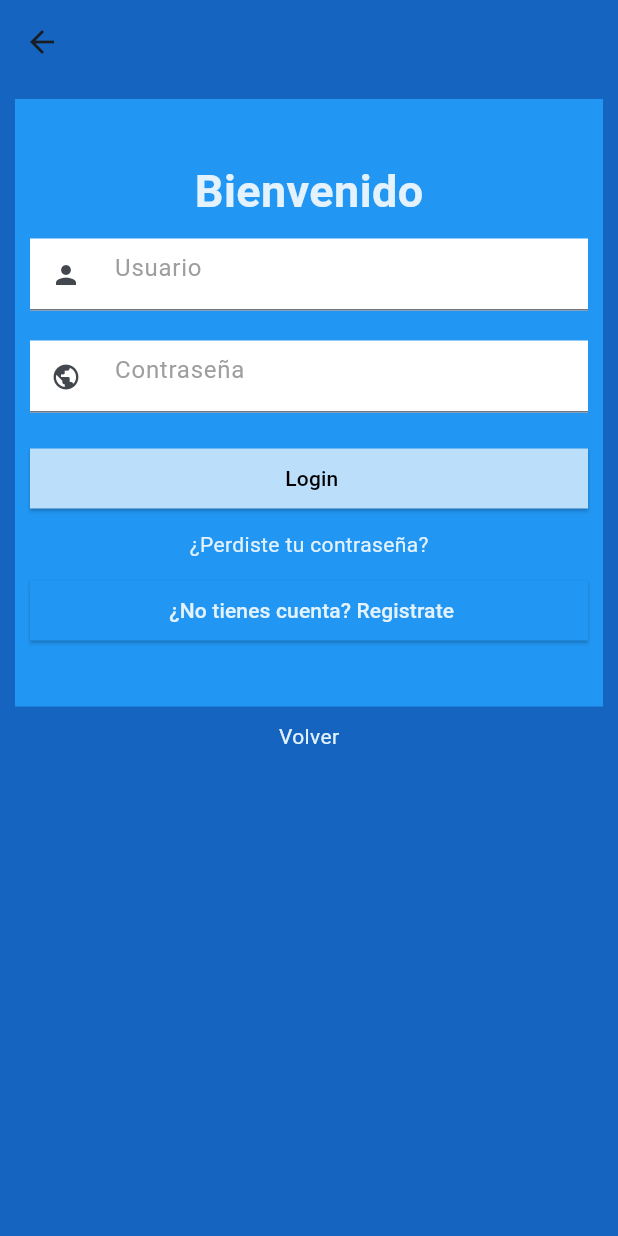
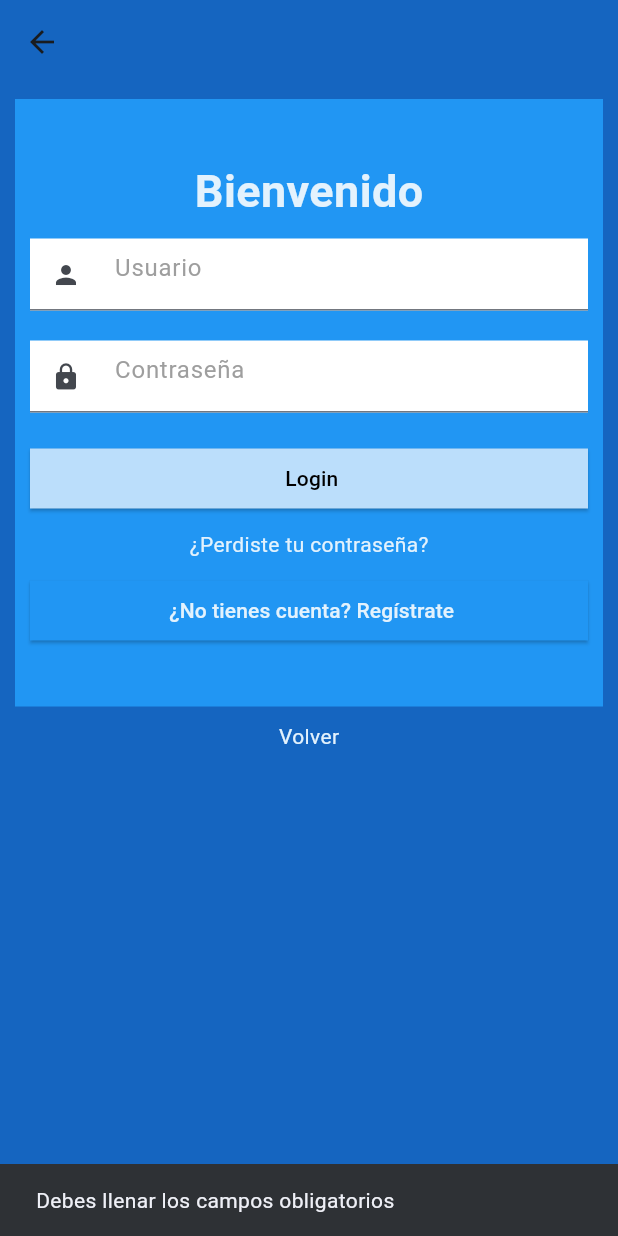
Before and after one commit to JuanPabloSaavedraRamirez/AppAulaGrama, a Flutter app: the login screen opened directly, after a tap on "Login", on a phone screen of 412 x 824 dp. Run offline on Flutter 3.47's test engine with Material 3 defaults, Android fonts, the phone set to English and light mode, and no system bars; our stand-ins replace image_cropper, image_picker, shared_preferences; accounts and stored records are empty.

Commit message:
avances en login

```diff
--- a/lib/login.dart
+++ b/lib/login.dart
@@ -18,28 +18,40 @@ class _loginState extends State<login> {
 
   String user = "";
   String pw = "";
+  String cor = "saavedra75@live.com";
+  String edad = "20";
 
-  validar(){
-    if (user == '' || pw == ''){
-      print("Debes de llenar todos los datos");
-    }
-    else if (user == 'JP' && pw == '123'){
-      guardar_prefs();
-      Navigator.of(context).pushAndRemoveUntil(new MaterialPageRoute(builder: (BuildContext context){
-        return Perfil(username: "", email: "", age: "");
-      }
-      ), (Route) => !Route.isActive);
-    }
-    else{
-      print("usuario o contraseña incorrecta");
+  validar() {
+    if (user.isEmpty || pw.isEmpty) {
+      ScaffoldMessenger.of(context).showSnackBar(
+          SnackBar(content: Text("Debes llenar todos los campos"))
+      );
+    } else if (user == 'JP' && pw == '123') {
+      guardar_prefs(); // Guardar el usuario en SharedPreferences
+      Navigator.of(context).pushAndRemoveUntil(
+        MaterialPageRoute(
+          builder: (BuildContext context) {
+            return Perfil(
+              username: user,
+              email: cor,
+              age: edad,
+            );
+          },
+        ),
+            (Route<dynamic> route) => false,
+      );
+    } else {
+      ScaffoldMessenger.of(context).showSnackBar(
+          SnackBar(content: Text("Usuario o contraseña incorrectos"))
+      );
       username.text = '';
       password.text = '';
     }
   }
 
-  Future <void> guardar_prefs() async{
+  Future<void> guardar_prefs() async {
     final SharedPreferences prefs = await SharedPreferences.getInstance();
-    prefs.setString("usuario", "JP");
+    prefs.setString("usuario", user); // Guarda solo el usuario
   }
 
   Future<void> tomar_datos() async {
@@ -55,7 +67,6 @@ class _loginState extends State<login> {
     }
   }
 
-
   @override
   void initState() {
     super.initState();
@@ -66,13 +77,13 @@ class _loginState extends State<login> {
     return Scaffold(
       appBar: AppBar(
         backgroundColor: Colors.blue[800],
-        title: Text("",),
+        title: Text(""),
       ),
       backgroundColor: Colors.blue[800],
       body: GestureDetector(
-        onTap: (){
+        onTap: () {
           final FocusScopeNode focus = FocusScope.of(context);
-          if(!focus.hasPrimaryFocus && focus.hasFocus){
+          if (!focus.hasPrimaryFocus && focus.hasFocus) {
             FocusManager.instance.primaryFocus?.unfocus();
           }
         },
@@ -84,11 +95,15 @@ class _loginState extends State<login> {
               child: Column(
                 children: [
                   Padding(padding: EdgeInsets.all(20)),
-                  Text("Bienvenido", style: TextStyle(
+                  Text(
+                    "Bienvenido",
+                    style: TextStyle(
                       fontWeight: FontWeight.bold,
                       color: Colors.blue[50],
-                      fontSize: 30
-                  ),),
+                      fontSize: 30,
+                    ),
+                  ),
+                  // Campo para el usuario
                   Container(
                     margin: EdgeInsets.all(10),
                     color: Colors.white,
@@ -97,9 +112,11 @@ class _loginState extends State<login> {
                       decoration: InputDecoration(
                         hintText: " Usuario",
                         hintStyle: TextStyle(color: Colors.grey),
-                        prefixIcon: Icon(Icons.person, size: 20,),
-                      ),),
+                        prefixIcon: Icon(Icons.person, size: 20),
                       ),
+                    ),
+                  ),
+                  // Campo para la contraseña
                   Container(
                     margin: EdgeInsets.all(10),
                     color: Colors.white,
@@ -109,75 +126,98 @@ class _loginState extends State<login> {
                       decoration: InputDecoration(
                         hintText: " Contraseña",
                         hintStyle: TextStyle(color: Colors.grey),
-                        prefixIcon: Icon(Icons.public, size: 20,),
-                      ),),
+                        prefixIcon: Icon(Icons.lock, size: 20),
                       ),
+                    ),
+                  ),
+                  // Botón de inicio de sesión
                   Container(
                     margin: EdgeInsets.all(10),
                     child: ElevatedButton(
-                      onPressed: (){
-                        user = username.text;
-                        pw = password.text;
+                      onPressed: () {
+                        user = username.text.trim();
+                        pw = password.text.trim();
+
+                        // Verifica si los campos obligatorios están vacíos
+                        if (user.isNotEmpty && pw.isNotEmpty) {
                           validar();
+                        } else {
+                          ScaffoldMessenger.of(context).showSnackBar(
+                              SnackBar(content: Text("Debes llenar los campos obligatorios"))
+                          );
+                        }
+
                         final FocusScopeNode focus = FocusScope.of(context);
-                        if(!focus.hasPrimaryFocus && focus.hasFocus){
+                        if (!focus.hasPrimaryFocus && focus.hasFocus) {
                           FocusManager.instance.primaryFocus?.unfocus();
                         }
-
                       },
                       child: Row(
                         mainAxisAlignment: MainAxisAlignment.center,
                         children: [
-                          Text(" Login", style: TextStyle(
+                          Text(
+                            " Login",
+                            style: TextStyle(
                               color: Colors.black,
-                          ),),
+                            ),
+                          ),
                         ],
                       ),
                       style: ElevatedButton.styleFrom(
                         backgroundColor: Colors.blue[100],
                         shape: RoundedRectangleBorder(
-                            borderRadius: BorderRadius.circular(0)
+                          borderRadius: BorderRadius.circular(0),
                         ),
                       ),
                     ),
                   ),
-                  Text("¿Perdiste tu contraseña?", style: TextStyle(
+                  Text(
+                    "¿Perdiste tu contraseña?",
+                    style: TextStyle(
                       color: Colors.blue[50],
-                  ),),
+                    ),
+                  ),
                   Container(
                     margin: EdgeInsets.all(10),
                     child: ElevatedButton(
-                      onPressed: (){
-                        Navigator.of(context).push(new MaterialPageRoute(builder: (BuildContext context){
+                      onPressed: () {
+                        Navigator.of(context).push(MaterialPageRoute(
+                          builder: (BuildContext context) {
                             return Register();
-                        }
+                          },
                         ));
                       },
                       child: Row(
                         mainAxisAlignment: MainAxisAlignment.center,
                         children: [
-                          Text(" ¿No tienes cuenta? Registrate", style: TextStyle(
+                          Text(
+                            " ¿No tienes cuenta? Regístrate",
+                            style: TextStyle(
                               color: Colors.blue[50],
-                          ),),
+                            ),
+                          ),
                         ],
                       ),
                       style: ElevatedButton.styleFrom(
                         backgroundColor: Colors.blue,
                         shape: RoundedRectangleBorder(
-                            borderRadius: BorderRadius.circular(0)
+                          borderRadius: BorderRadius.circular(0),
                         ),
                       ),
                     ),
                   ),
-                  SizedBox(height: 30,)
+                  SizedBox(height: 30),
                 ],
               ),
             ),
             Container(
               alignment: Alignment.center,
-              child: Text("Volver", style: TextStyle(
+              child: Text(
+                "Volver",
+                style: TextStyle(
                   color: Colors.blue[50],
-              ),),
+                ),
+              ),
             ),
           ],
         ),
```
Lines whose indentation alone changed are shown as unchanged.
